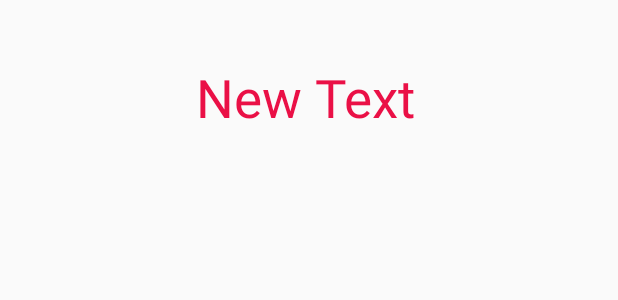
After one commit to JirayutTee/BU_Traffic, an Android app: the layout my_listview.xml on its own in the app's theme, with its tools: preview values and no code run, on a phone screen of 412 x 824 dp. The commit adds this screen. Shown: the top 300 px of the screen. Run offline under Robolectric (Android 15) with nearby library versions, the phone set to English and light mode, and no system bars.

Commit message:
Finish Day1

```diff
--- /dev/null
+++ b/app/src/main/res/layout/my_listview.xml
@@ -0,0 +1,20 @@
+<?xml version="1.0" encoding="utf-8"?>
+<LinearLayout xmlns:android="http://schemas.android.com/apk/res/android"
+    android:orientation="horizontal" android:layout_width="match_parent"
+    android:layout_height="wrap_content">
+
+    <ImageView
+        android:layout_width="@dimen/icon"
+        android:layout_height="@dimen/icon"
+        android:id="@+id/imageView"
+        android:layout_margin="15dp" />
+
+    <TextView
+        android:layout_width="wrap_content"
+        android:layout_height="wrap_content"
+        android:text="New Text"
+        android:id="@+id/textView2"
+        android:textSize="@dimen/h1"
+        android:layout_gravity="center_vertical"
+        android:textColor="@color/text" />
+</LinearLayout>
--- a/app/src/main/res/values/dimens.xml
+++ b/app/src/main/res/values/dimens.xml
@@ -3,4 +3,9 @@
     <dimen name="activity_horizontal_margin">16dp</dimen>
     <dimen name="activity_vertical_margin">16dp</dimen>
     <dimen name="h1">35sp</dimen>
+    <dimen name="h2">20sp</dimen>
+    <dimen name="icon">100dp</dimen>
+    <dimen name="image">200dp</dimen>
+
+
 </resources>
```
Also changed, not shown: app/src/main/java/bu/jirayut/student/butraffic/MainActivity.java (+7 -0 lines), app/src/main/java/bu/jirayut/student/butraffic/MyAdapter.java (added, +43 -0 lines).
